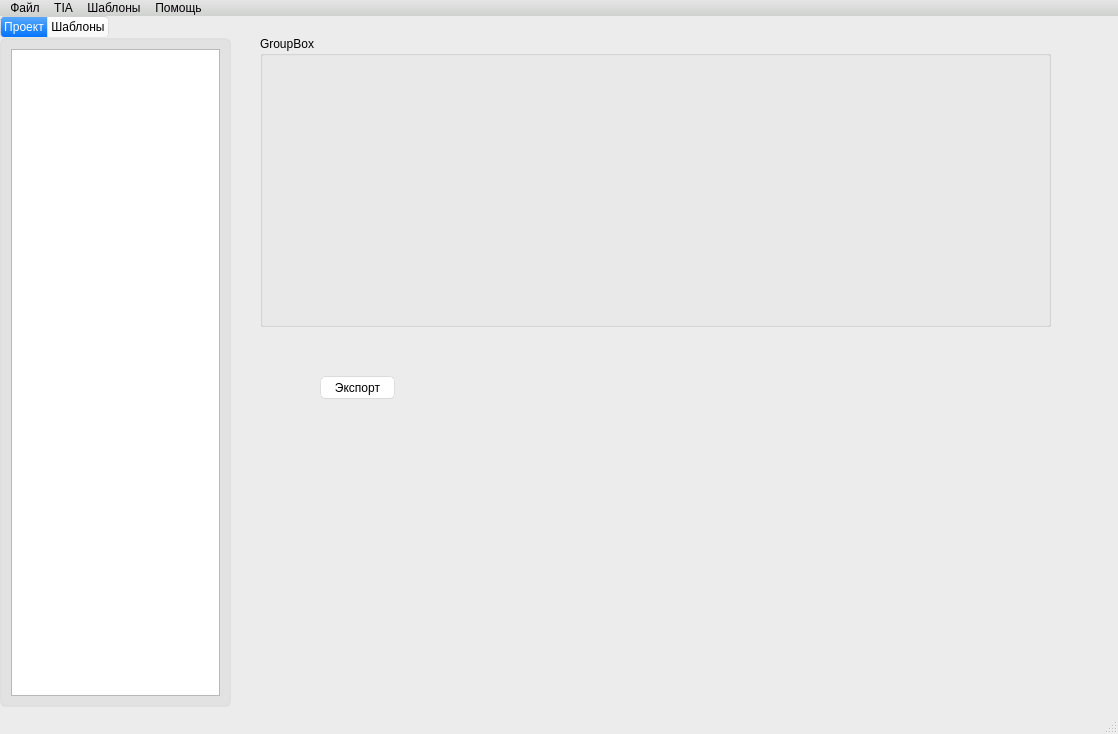
Qt form mainwindow.ui (allovaro/BlockGenerator) before a commit.
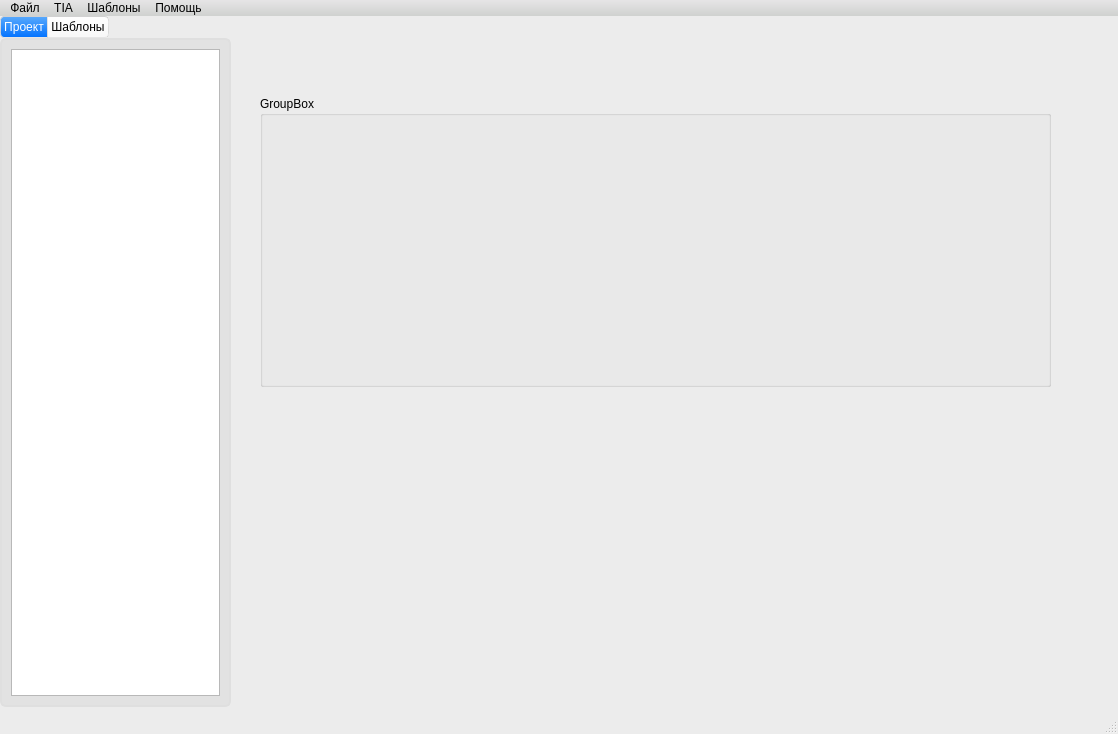
The same form after that commit. The open tabs and pages were chosen to show the change. Icons and pictures are not drawn.

What changed in the file:
```diff
--- a/mainwindow.ui
+++ b/mainwindow.ui
@@ -583,7 +583,7 @@
     <property name="geometry">
      <rect>
       <x>260</x>
-      <y>20</y>
+      <y>80</y>
       <width>791</width>
       <height>291</height>
      </rect>
@@ -625,19 +625,6 @@
      </layout>
     </widget>
    </widget>
-   <widget class="QPushButton" name="export_button">
-    <property name="geometry">
-     <rect>
-      <x>320</x>
-      <y>360</y>
-      <width>75</width>
-      <height>23</height>
-     </rect>
-    </property>
-    <property name="text">
-     <string>Экспорт</string>
-    </property>
-   </widget>
   </widget>
   <widget class="QMenuBar" name="menubar">
    <property name="geometry">
```
Left out of the diff: 27 changed lines with no effect on the pictures.
